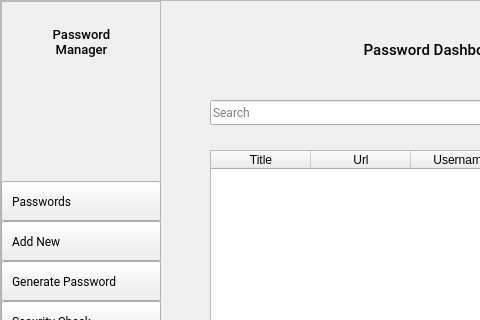
The window that main_window.ui (EmueI/password-manager) describes before a commit, drawn with Qt 5; both pictures show x 0 to 480 and y 0 to 320 of the 710 by 530 pixel window.
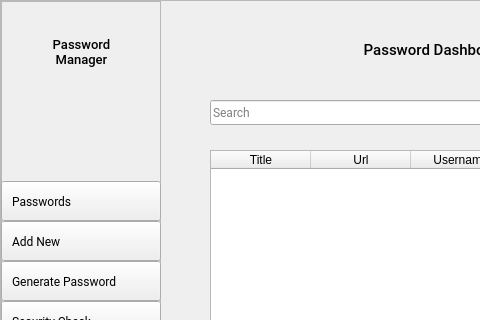
The same window after the commit. Icons and pictures are not drawn.

Diff of the .ui file:
```diff
--- a/main_window.ui
+++ b/main_window.ui
@@ -346,7 +346,7 @@
           <property name="geometry">
            <rect>
             <x>30</x>
-            <y>20</y>
+            <y>30</y>
             <width>101</width>
             <height>41</height>
            </rect>
```
Left out of the diff: 4 changed lines with no effect on the pictures.
